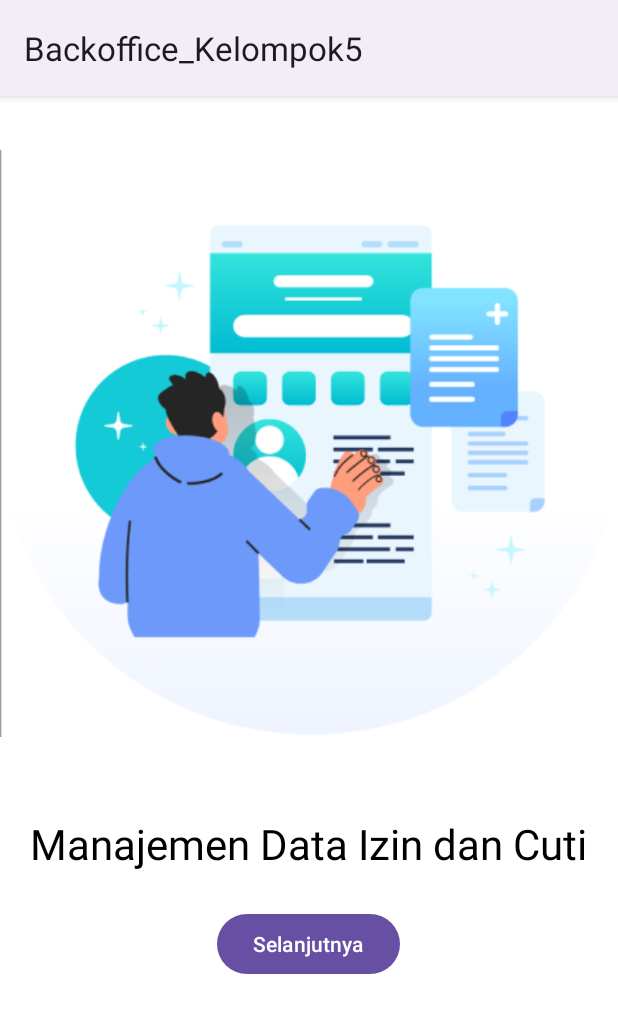
After one commit to AngwenNatasia/Backkoffice, an Android app: the fragment IzinCutiFragment shown on its own in the app's theme, on a phone screen of 412 x 824 dp. The commit adds this screen. Shown: the top 1013 px of the screen. Run offline under Robolectric (Android 15) with nearby library versions, the phone set to English and light mode, and no system bars.

Commit message:
halaman izin dan cuti

```diff
--- a/app/src/main/AndroidManifest.xml
+++ b/app/src/main/AndroidManifest.xml
@@ -28,6 +28,7 @@
         <activity android:name=".Admin" />
         <activity android:name=".HalamanJadwal" />
         <activity android:name=".HalamanManajemenData" />
+        <activity android:name=".HalamanIzinCuti" />
         <activity android:name=".TambahJadwal" />
         <activity android:name=".TambahKaryawan" />
         <activity android:name=".UpdateJadwal" />
--- a/app/src/main/java/com/example/backoffice_kelompok5/Admin.kt
+++ b/app/src/main/java/com/example/backoffice_kelompok5/Admin.kt
@@ -9,6 +9,7 @@ import androidx.fragment.app.FragmentPagerAdapter
 import androidx.viewpager.widget.ViewPager
 import com.example.backoffice_kelompok5.Fragment.ManajemenDataFragment
 import com.example.backoffice_kelompok5.Fragment.JadwalFragment
+import com.example.backoffice_kelompok5.Fragment.IzinCutiFragment
 import com.example.backoffice_kelompok5.databinding.ActivityAdminBinding
 import com.google.android.material.tabs.TabLayout
 
@@ -25,6 +26,7 @@ class Admin : AppCompatActivity() {
 
         viewPagerAdapter.tambahFragment(JadwalFragment(), "Jadwal")
         viewPagerAdapter.tambahFragment(ManajemenDataFragment(), "Manajemen Data")
+        viewPagerAdapter.tambahFragment(IzinCutiFragment(), "Manajemen Izin & Cuti")
 
         viewPager.adapter = viewPagerAdapter
         tabLayout.setupWithViewPager(viewPager)
--- /dev/null
+++ b/app/src/main/java/com/example/backoffice_kelompok5/Fragment/IzinCutiFragment.kt
@@ -0,0 +1,30 @@
+package com.example.backoffice_kelompok5.Fragment
+
+import android.content.Intent
+import android.os.Bundle
+import androidx.fragment.app.Fragment
+import android.view.LayoutInflater
+import android.view.View
+import android.view.ViewGroup
+import android.widget.Button
+import com.example.backoffice_kelompok5.HalamanIzinCuti
+import com.example.backoffice_kelompok5.R
+
+class IzinCutiFragment : Fragment() {
+    override fun onCreateView(
+        inflater: LayoutInflater, container: ViewGroup?,
+        savedInstanceState: Bundle?
+    ): View? {
+        // Inflate the layout for this fragment
+        return inflater.inflate(R.layout.fragment_izin_cuti, container, false)
+    }
+    override fun onViewCreated(view: View, savedInstanceState: Bundle?) {
+        super.onViewCreated(view, savedInstanceState)
+        val btnSelanjutnya3: Button = view.findViewById(R.id.btn_selanjutnya3)
+        btnSelanjutnya3.setOnClickListener {
+            val intent = Intent(context, HalamanIzinCuti::class.java)
+            intent.putExtra("kategori", "cuti")
+            startActivity(intent)
+        }
+    }
+}
--- a/app/src/main/java/com/example/backoffice_kelompok5/TambahJadwal.kt
+++ b/app/src/main/java/com/example/backoffice_kelompok5/TambahJadwal.kt
@@ -65,7 +65,7 @@ class TambahJadwal: AppCompatActivity() {
         }
     }
     private fun fetchKaryawanData() {
-        val karyawanRef = db.child("karyawan")
+        val karyawanRef = db.child("auth")
 
         karyawanRef.addListenerForSingleValueEvent(object : ValueEventListener {
             override fun onDataChange(snapshot: DataSnapshot) {
--- a/app/src/main/java/com/example/backoffice_kelompok5/UpdateJadwal.kt
+++ b/app/src/main/java/com/example/backoffice_kelompok5/UpdateJadwal.kt
@@ -86,7 +86,7 @@ class UpdateJadwal : AppCompatActivity() {
     }
 
     private fun fetchKaryawanData() {
-        val karyawanRef = FirebaseDatabase.getInstance().getReference("karyawan")
+        val karyawanRef = FirebaseDatabase.getInstance().getReference("auth")
         karyawanRef.addListenerForSingleValueEvent(object : ValueEventListener {
             override fun onDataChange(snapshot: DataSnapshot) {
                 karyawanNamaList.clear()
--- a/app/src/main/res/layout/activity_admin.xml
+++ b/app/src/main/res/layout/activity_admin.xml
@@ -14,7 +14,7 @@
             android:id="@+id/tab_layout"
             android:layout_width="match_parent"
             android:layout_height="wrap_content"
-            android:background="@color/black"
+            android:background="#8357D0"
             app:tabIndicator="@color/white" />
 
     </com.google.android.material.appbar.AppBarLayout>
--- a/app/src/main/res/layout/activity_tambah_karyawan.xml
+++ b/app/src/main/res/layout/activity_tambah_karyawan.xml
@@ -21,7 +21,7 @@
         app:layout_constraintStart_toStartOf="parent"
         app:layout_constraintTop_toTopOf="parent"/>
 
-    <EditText
+    <Spinner
         android:id="@+id/in_nama"
         android:layout_width="350dp"
         android:layout_height="wrap_content"
--- a/app/src/main/res/layout/activity_update_karyawan.xml
+++ b/app/src/main/res/layout/activity_update_karyawan.xml
@@ -21,7 +21,7 @@
         app:layout_constraintStart_toStartOf="parent"
         app:layout_constraintTop_toTopOf="parent"/>
 
-    <EditText
+    <Spinner
         android:id="@+id/up_nama"
         android:layout_width="350dp"
         android:layout_height="wrap_content"
--- /dev/null
+++ b/app/src/main/res/layout/fragment_izin_cuti.xml
@@ -0,0 +1,41 @@
+<?xml version="1.0" encoding="utf-8"?>
+<ScrollView xmlns:android="http://schemas.android.com/apk/res/android"
+    xmlns:tools="http://schemas.android.com/tools"
+    android:background="@color/white"
+    android:layout_width="match_parent"
+    android:layout_height="match_parent"
+    tools:context=".Fragment.IzinCutiFragment">
+
+    <RelativeLayout
+        android:layout_width="match_parent"
+        android:layout_height="wrap_content">
+
+        <ImageView
+            android:id="@+id/image_view"
+            android:layout_width="match_parent"
+            android:layout_height="wrap_content"
+            android:layout_alignParentTop="true"
+            android:src="@drawable/manajemen" />
+
+        <TextView
+            android:id="@+id/text_view_title"
+            android:layout_width="wrap_content"
+            android:layout_height="wrap_content"
+            android:layout_below="@id/image_view"
+            android:layout_centerHorizontal="true"
+            android:text="Manajemen Data Izin dan Cuti"
+            android:textSize="28sp"
+            android:textColor="@android:color/black"
+            android:layout_marginTop="16dp" />
+
+        <Button
+            android:id="@+id/btn_selanjutnya3"
+            android:layout_width="wrap_content"
+            android:layout_height="wrap_content"
+            android:text="@string/selanjutnya"
+            android:layout_below="@id/text_view_title"
+            android:layout_centerHorizontal="true"
+            android:layout_marginTop="24dp" />
+    </RelativeLayout>
+
+</ScrollView>
```
Also changed, not shown: app/src/main/java/com/example/backoffice_kelompok5/HalamanIzinCuti.kt (added, +27 -0 lines), app/src/main/java/com/example/backoffice_kelompok5/IzinCutiAdapter.kt (added, +36 -0 lines), app/src/main/java/com/example/backoffice_kelompok5/TambahKaryawan.kt (+48 -6 lines), app/src/main/java/com/example/backoffice_kelompok5/UpdateKaryawan.kt (+158 -17 lines), app/src/main/res/drawable/rounded_background_white.xml (added, +10 -0 lines), app/src/main/res/layout/activity_izin_cuti.xml (added, +24 -0 lines), app/src/main/res/layout/list_data_cuti.xml (added, +39 -0 lines), app/src/main/res/layout/list_data_izin.xml (added, +39 -0 lines).
